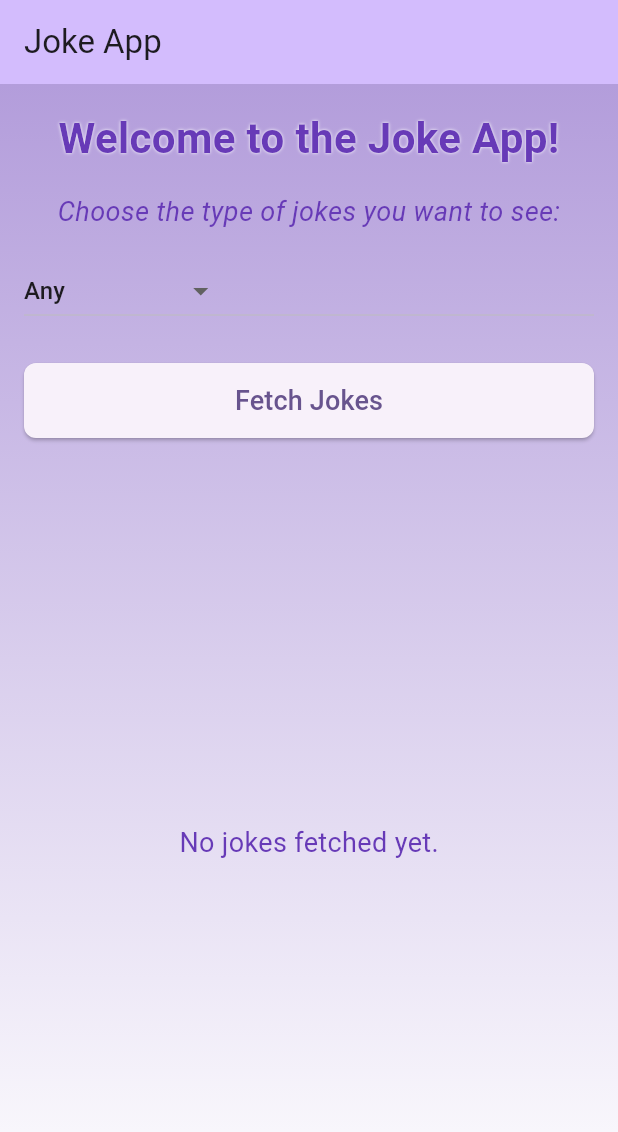
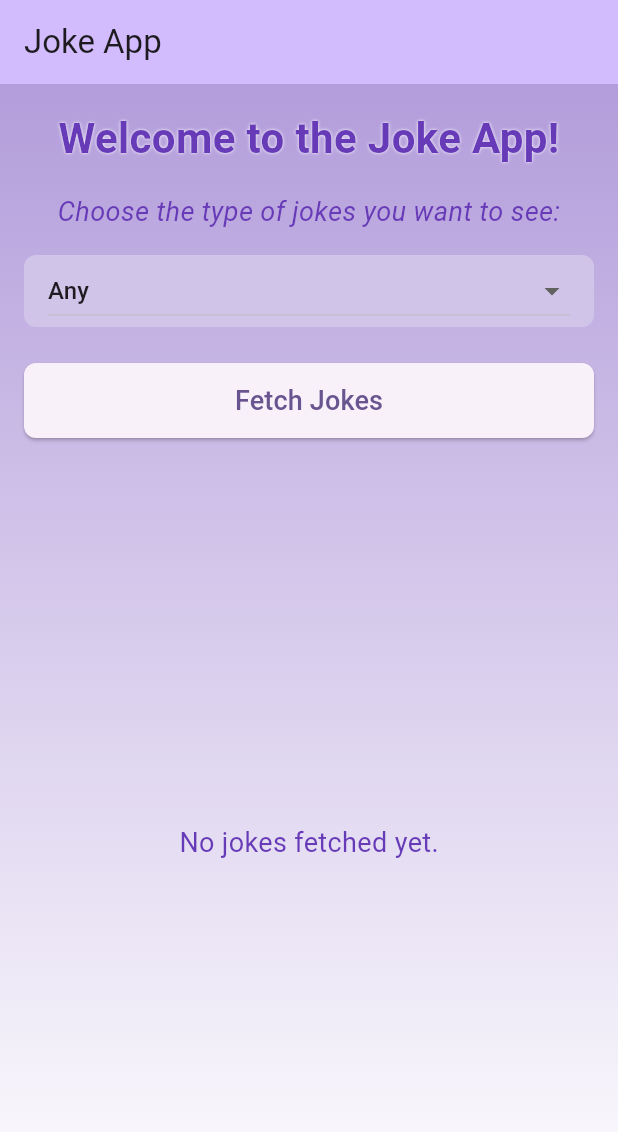
Before and after one commit to RuwanthiLakshika/Joke-API, a Flutter app: the screen it shows after launch, after a tap on "Fetch Jokes", on a phone screen of 412 x 824 dp. Shown: the top 1132 px of the screen. Run offline on Flutter 3.47's test engine with Material 2 defaults, Android fonts, the phone set to English and light mode, and no system bars; our stand-ins replace dio; network calls fail.

Commit message:
add a dropdown

```diff
--- a/app/lib/joke_service.dart
+++ b/app/lib/joke_service.dart
@@ -3,12 +3,13 @@ import 'package:dio/dio.dart';
 class JokeService {
   final Dio _dio = Dio();
 
-  Future<List<Map<String, dynamic>>> fetchJokesRaw(String jokeType) async {
+  Future<List<Map<String, dynamic>>> fetchJokesRaw(String jokeType, int offset) async {
     try {
       final response = await _dio.get('https://v2.jokeapi.dev/joke/$jokeType',
           queryParameters: {
-            'amount': 5,
+            'amount': 3,
             'blacklistFlags': 'nsfw',
+            'skip': offset,
           });
       if (response.statusCode == 200) {
         final List<dynamic> jokesJson = response.data['jokes'];
--- a/app/lib/main.dart
+++ b/app/lib/main.dart
@@ -39,15 +39,26 @@ class _JokeListPageState extends State<JokeListPage> {
   List<Map<String, dynamic>> _jokeRaw = [];
   bool _isLoading = false;
   String _selectedJokeType = 'Any'; // Default joke type
+  int _jokesFetched = 0; // Track number of jokes fetched
 
   Future<void> _fetchJokes() async {
     setState(() => _isLoading = true);
     try {
-      _jokeRaw = await _jokeService.fetchJokesRaw(_selectedJokeType);
+      final newJokes = await _jokeService.fetchJokesRaw(_selectedJokeType, _jokesFetched);
+      setState(() {
+        _jokeRaw.addAll(newJokes);
+        _jokesFetched += newJokes.length;
+      });
     } catch (e) {
       print('Error fetching jokes: $e');
     }
     setState(() => _isLoading = false);
+  }
+
+  @override
+  void initState() {
+    super.initState();
+    _fetchJokes();
   }
 
   @override
@@ -91,12 +102,27 @@ class _JokeListPageState extends State<JokeListPage> {
                 textAlign: TextAlign.center,
               ),
               const SizedBox(height: 16),
-              DropdownButton<String>(
+              Container(
+                  width: 200, // Adjust the width to your preference
+                  padding: const EdgeInsets.symmetric(horizontal: 16),
+                  decoration: BoxDecoration(
+                    color: Colors.deepPurple.shade100,
+                    borderRadius: BorderRadius.circular(8),
+                  ),
+                  child: Row(
+                    mainAxisAlignment: MainAxisAlignment.start, // Align text and dropdown to the start
+                    children: [
+                      Expanded(
+                        child: DropdownButton<String>(
+                          isExpanded: true, // Ensures the button takes up full width
                           value: _selectedJokeType,
                           onChanged: (newValue) {
                             setState(() {
                               _selectedJokeType = newValue!;
+                              _jokesFetched = 0; // Reset the jokes fetched when type changes
+                              _jokeRaw.clear(); // Clear the previous jokes
                             });
+                            _fetchJokes(); // Fetch new jokes
                           },
                           items: <String>['Any', 'Programming', 'Miscellaneous', 'Puns']
                               .map<DropdownMenuItem<String>>((String value) {
@@ -106,6 +132,11 @@ class _JokeListPageState extends State<JokeListPage> {
                             );
                           }).toList(),
                         ),
+                      ),
+                    ],
+                  ),
+                ),
+
               const SizedBox(height: 24),
               ElevatedButton(
                 onPressed: _isLoading ? null : _fetchJokes,
@@ -143,8 +174,21 @@ class _JokeListPageState extends State<JokeListPage> {
       );
     }
     return ListView.builder(
-      itemCount: _jokeRaw.length,
+      itemCount: _jokeRaw.length + 1, // Add one for the loading indicator
       itemBuilder: (context, index) {
+        if (index == _jokeRaw.length) {
+          return _isLoading
+              ? const Center(child: CircularProgressIndicator())
+              : GestureDetector(
+                  onTap: _fetchJokes,
+                  child: const Center(
+                    child: Text(
+                      'Tap to load more jokes...',
+                      style: TextStyle(fontSize: 18, color: Colors.deepPurple),
+                    ),
+                  ),
+                );
+        }
         final jokeJson = _jokeRaw[index];
         final jokeText = jokeJson['joke'] ?? jokeJson['setup'] + ' ' + jokeJson['delivery'];
         return Card(
```
Lines whose indentation alone changed are shown as unchanged.
